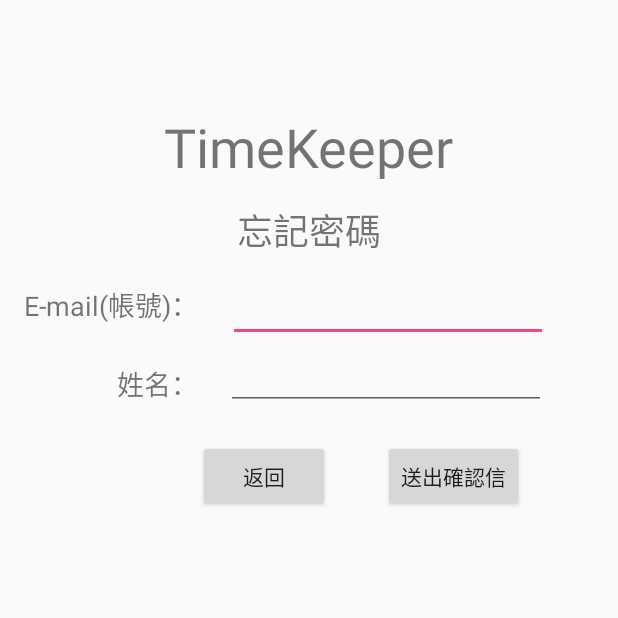
After one commit to TimgleCT/TimeKeeper, an Android app: the Forgot_password screen opened directly, with no data from a screen before it, on a phone screen of 412 x 824 dp, the top half of it. The commit adds this screen. Run offline under Robolectric (Android 15) with nearby library versions, the phone set to English and light mode, and no system bars.

Commit message:
09201433版

```diff
--- a/TimeKeeper0823/app/src/main/AndroidManifest.xml
+++ b/TimeKeeper0823/app/src/main/AndroidManifest.xml
@@ -7,6 +7,7 @@
     <uses-permission android:name="android.permission.PACKAGE_USAGE_STATS"
         tools:ignore="ProtectedPermissions" />
     <uses-permission android:name="android.permission.RECORD_AUDIO" />
+    <uses-permission android:name="android.permission.RESTART_PACKAGES"/>
     <application
         android:allowBackup="true"
         android:icon="@mipmap/ic_launcher"
@@ -31,6 +32,11 @@
                 <action android:name="android.intent.action.MAIN" />
             </intent-filter>
         </activity>
+        <activity android:name=".Forgot_password">
+            <intent-filter>
+                <action android:name="android.intent.action.MAIN" />
+            </intent-filter>
+        </activity>
         <receiver android:name=".AlarmReceiver">
             <intent-filter>
                 <action android:name="intent_alarm_log" />
--- a/TimeKeeper0823/app/src/main/java/com/example/timct/timekeeper0823/MainActivity.java
+++ b/TimeKeeper0823/app/src/main/java/com/example/timct/timekeeper0823/MainActivity.java
@@ -17,6 +17,7 @@ import android.widget.Toast;
 
 public class MainActivity extends AppCompatActivity {
     public static final String KEY = "com.example.timct.timekeeper0823.app";
+    public static boolean logon = false;
     private android.support.design.widget.TabLayout mTabs;
     private ViewPager mViewPager;
     private FragmentManager mfm;
@@ -37,11 +38,10 @@ public class MainActivity extends AppCompatActivity {
 
         final String user = getSharedPreferences(KEY,MODE_PRIVATE).getString("u_id",null);
         final String pwd = getSharedPreferences(KEY,MODE_PRIVATE).getString("u_pwd",null);
-        if(user == null || pwd == null){
+        if(user ==null ||pwd == null){
             Intent intent = new Intent(MainActivity.this, login.class);
             startActivity(intent);
         }
-
             mTabs = (android.support.design.widget.TabLayout) findViewById(R.id.tabs);
             mViewPager = (ViewPager) findViewById(R.id.viewpager);
 
--- a/TimeKeeper0823/app/src/main/java/com/example/timct/timekeeper0823/alarm.java
+++ b/TimeKeeper0823/app/src/main/java/com/example/timct/timekeeper0823/alarm.java
@@ -27,6 +27,7 @@ import java.util.List;
 import static android.content.Context.ALARM_SERVICE;
 import static android.content.Context.MODE_PRIVATE;
 import static com.example.timct.timekeeper0823.MainActivity.KEY;
+import static com.example.timct.timekeeper0823.MainActivity.logon;
 
 
 public class alarm extends Fragment {
@@ -59,6 +60,7 @@ public class alarm extends Fragment {
             public void onClick(View view) {
                 SharedPreferences pref  = getActivity().getSharedPreferences(KEY,MODE_PRIVATE);
                 pref.edit().clear().commit();
+                logon = false;
                 Intent intent = new Intent(view.getContext(), MainActivity.class);
                 startActivity(intent);
             }
--- /dev/null
+++ b/TimeKeeper0823/app/src/main/res/layout/forgot_password.xml
@@ -0,0 +1,104 @@
+<?xml version="1.0" encoding="utf-8"?>
+<android.support.constraint.ConstraintLayout
+    xmlns:android="http://schemas.android.com/apk/res/android"
+    xmlns:app="http://schemas.android.com/apk/res-auto"
+    xmlns:tools="http://schemas.android.com/tools"
+    android:layout_width="match_parent"
+    android:layout_height="match_parent">
+
+    <TextView
+        android:id="@+id/title"
+        android:layout_width="wrap_content"
+        android:layout_height="wrap_content"
+        android:layout_marginEnd="95dp"
+        android:layout_marginStart="95dp"
+        android:layout_marginTop="73dp"
+        android:text="TimeKeeper"
+        android:textSize="36sp"
+        app:layout_constraintEnd_toEndOf="parent"
+        app:layout_constraintStart_toStartOf="parent"
+        app:layout_constraintTop_toTopOf="parent" />
+
+    <TextView
+        android:id="@+id/forgot_password_title"
+        android:layout_width="wrap_content"
+        android:layout_height="wrap_content"
+        android:layout_marginEnd="144dp"
+        android:layout_marginStart="144dp"
+        android:layout_marginTop="13dp"
+        android:text="忘記密碼"
+        android:textSize="24sp"
+        app:layout_constraintEnd_toEndOf="parent"
+        app:layout_constraintStart_toStartOf="parent"
+        app:layout_constraintTop_toBottomOf="@+id/title" />
+
+    <TextView
+        android:id="@+id/email_title"
+        android:layout_width="wrap_content"
+        android:layout_height="wrap_content"
+        android:layout_marginStart="16dp"
+        android:layout_marginTop="67dp"
+        android:text="E-mail(帳號)："
+        android:textSize="18sp"
+        app:layout_constraintStart_toStartOf="parent"
+        app:layout_constraintTop_toBottomOf="@+id/title" />
+
+    <EditText
+        android:id="@+id/account"
+        android:layout_width="wrap_content"
+        android:layout_height="wrap_content"
+        android:layout_marginEnd="35dp"
+        android:layout_marginStart="8dp"
+        android:layout_marginTop="11dp"
+        android:ems="10"
+        android:inputType="textPersonName"
+        app:layout_constraintEnd_toEndOf="parent"
+        app:layout_constraintStart_toEndOf="@+id/email_title"
+        app:layout_constraintTop_toBottomOf="@+id/forgot_password_title" />
+
+    <TextView
+        android:id="@+id/name_title"
+        android:layout_width="wrap_content"
+        android:layout_height="wrap_content"
+        android:layout_marginStart="78dp"
+        android:layout_marginTop="25dp"
+        android:text="姓名："
+        android:textSize="18sp"
+        app:layout_constraintStart_toStartOf="parent"
+        app:layout_constraintTop_toBottomOf="@+id/email_title" />
+
+    <EditText
+        android:id="@+id/name"
+        android:layout_width="wrap_content"
+        android:layout_height="wrap_content"
+        android:layout_marginEnd="37dp"
+        android:layout_marginStart="8dp"
+        android:ems="10"
+        android:inputType="textPersonName"
+        app:layout_constraintEnd_toEndOf="parent"
+        app:layout_constraintStart_toEndOf="@+id/name_title"
+        app:layout_constraintTop_toBottomOf="@+id/account" />
+
+    <Button
+        android:id="@+id/submit"
+        android:layout_width="wrap_content"
+        android:layout_height="wrap_content"
+        android:layout_marginStart="35dp"
+        android:layout_marginTop="20dp"
+        android:text="送出確認信"
+        app:layout_constraintStart_toEndOf="@+id/back"
+        app:layout_constraintTop_toBottomOf="@+id/name" />
+
+    <Button
+        android:id="@+id/back"
+        android:layout_width="wrap_content"
+        android:layout_height="wrap_content"
+        android:layout_marginEnd="35dp"
+        android:layout_marginStart="132dp"
+        android:layout_marginTop="20dp"
+        android:text="返回"
+        app:layout_constraintEnd_toStartOf="@+id/submit"
+        app:layout_constraintStart_toStartOf="parent"
+        app:layout_constraintTop_toBottomOf="@+id/name" />
+
+</android.support.constraint.ConstraintLayout>
--- a/TimeKeeper0823/app/src/main/res/values/strings.xml
+++ b/TimeKeeper0823/app/src/main/res/values/strings.xml
@@ -4,6 +4,7 @@
     <string name="title_activity_alarmalert">alarmalert</string>
     <string name="login">Login</string>
     <string name="register">Register</string>
+    <string name="forgot_password">forgot_password</string>
     <string name="username">Username</string>
     <string name="password">Password</string>
 </resources>
--- a/TimeKeeper0823/build.gradle
+++ b/TimeKeeper0823/build.gradle
@@ -8,7 +8,7 @@ buildscript {
     }
     dependencies {
         classpath 'com.android.tools.build:gradle:3.1.1'
-
+        //implementation group: 'javax.mail', name: 'mail', version: '1.4.7'
 
         // NOTE: Do not place your application dependencies here; they belong
         // in the individual module build.gradle files
```
Also changed, not shown: TimeKeeper0823/app/build.gradle (+7 -0 lines), TimeKeeper0823/app/src/main/java/com/example/timct/timekeeper0823/Forgot_password.java (added, +123 -0 lines), TimeKeeper0823/app/src/main/java/com/example/timct/timekeeper0823/login.java (+49 -3 lines), TimeKeeper0823/app/src/main/java/com/example/timct/timekeeper0823/register.java (+8 -3 lines), TimeKeeper0823/app/src/main/res/layout/login.xml (+13 -0 lines), TimeKeeper0823/app/libs/activation.jar (added), TimeKeeper0823/app/libs/additionnal.jar (added), TimeKeeper0823/app/libs/mail.jar (added). Lines whose indentation alone changed are shown as unchanged.
